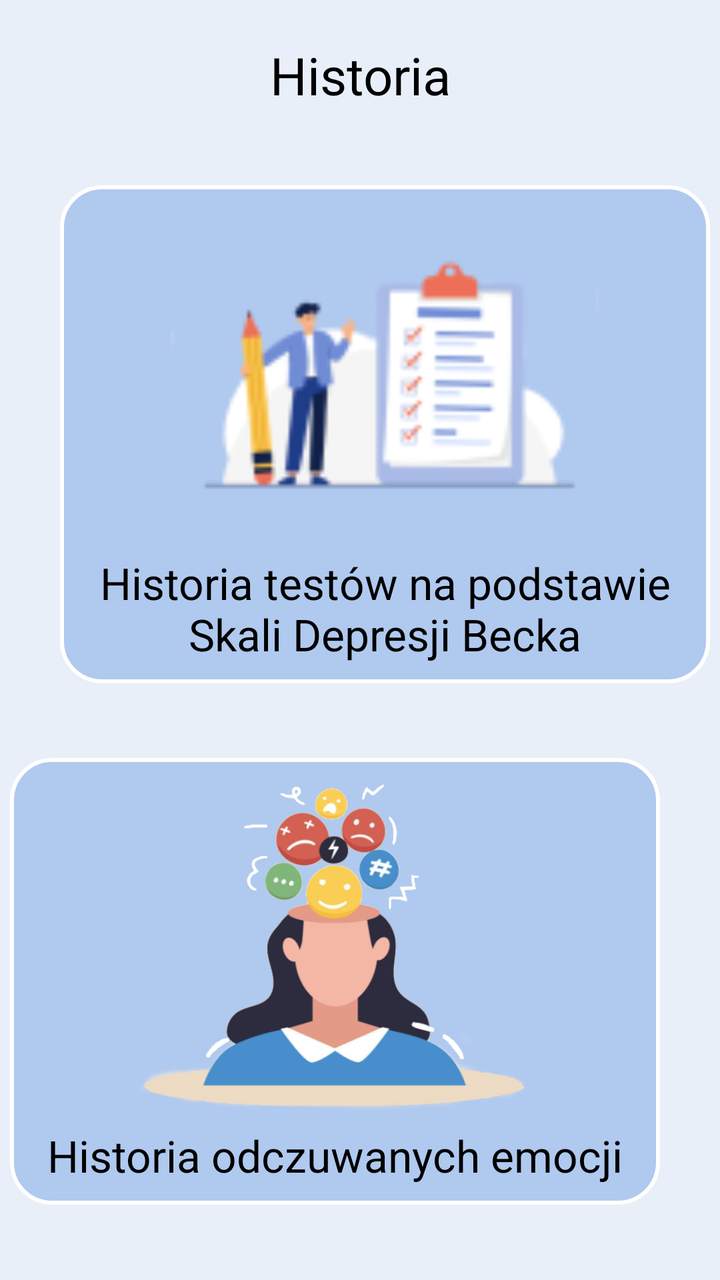
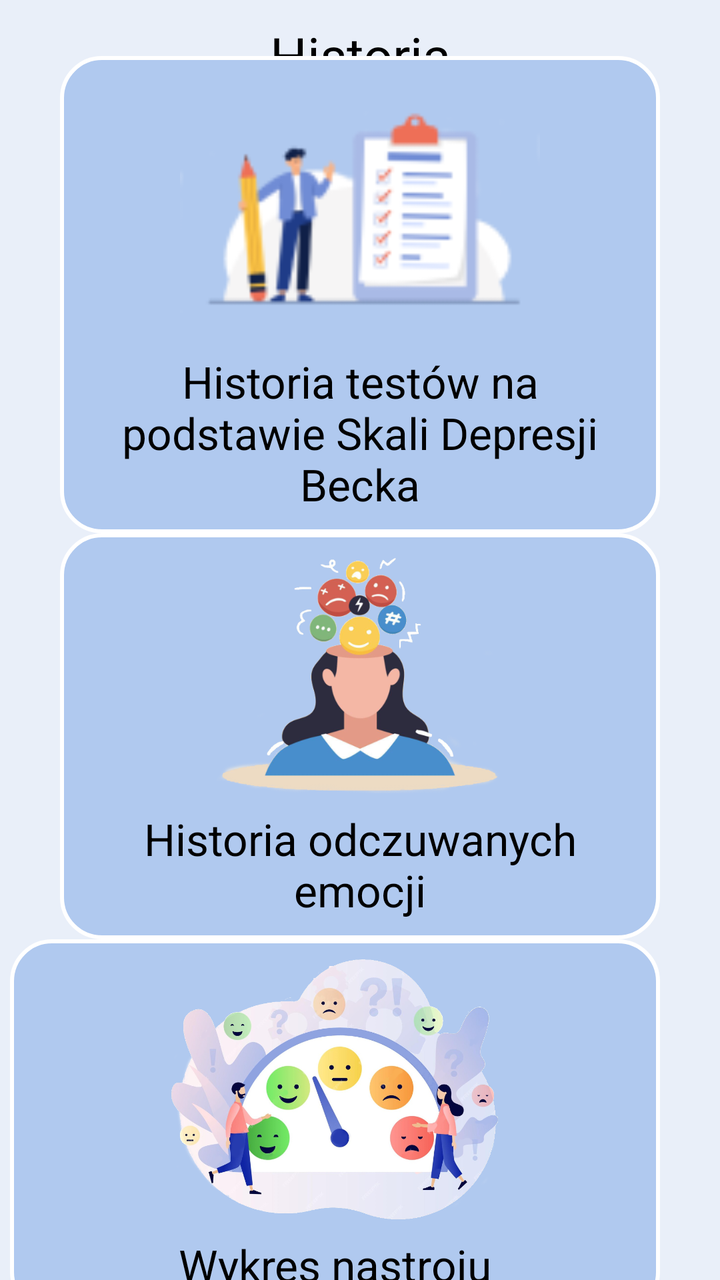

Before-and-after screenshots of an Android layout around one commit, followed by the original layout XML and the change that was made.
<!-- AndroidManifest.xml: application theme Theme.AppCompat.Light.NoActionBar -->
<!-- res/layout/fragment_history.xml -->
<?xml version="1.0" encoding="utf-8"?>
<androidx.constraintlayout.widget.ConstraintLayout xmlns:android="http://schemas.android.com/apk/res/android"
    xmlns:app="http://schemas.android.com/apk/res-auto"
    xmlns:tools="http://schemas.android.com/tools"
    android:layout_width="match_parent"
    android:layout_height="match_parent"
    android:gravity="center"
    android:orientation="vertical"
    android:background="#E9EFF9"
    tools:context=".HistoryFragment">

    <TextView
        android:id="@+id/text1"
        android:layout_width="wrap_content"
        android:layout_height="wrap_content"
        android:text="Historia"
        android:textSize="26dp"
        android:textColor="@color/black"
        app:layout_constraintStart_toStartOf="parent"
        app:layout_constraintEnd_toEndOf="parent"
        app:layout_constraintTop_toTopOf="parent"
        android:gravity="center"
        android:layout_marginTop="20dp"
        android:layout_centerInParent="true"/>

        <FrameLayout
            android:layout_width="0dp"
            android:layout_height="wrap_content"
            android:layout_marginRight="5dp"
            android:background="@drawable/rectangle1"
            android:id="@+id/historyBtn1"
            android:layout_gravity="center"
            app:layout_constraintTop_toBottomOf="@id/text1"
            app:layout_constraintStart_toStartOf="parent"
            app:layout_constraintEnd_toEndOf="parent"
            app:layout_constraintBottom_toTopOf="@id/historyBtn2"
            android:layout_marginStart="30dp"
            android:layout_marginEnd="30dp"
            >
            <LinearLayout
                android:layout_width="match_parent"
                android:layout_height="wrap_content"
                android:orientation="vertical"
                android:gravity="center_horizontal"
                >
                <ImageView
                    android:id="@+id/pic1"
                    android:layout_width="214dp"
                    android:layout_height="166dp"
                    android:src="@drawable/test_icon"
                    android:layout_gravity="center_horizontal"/>
                <TextView
                    android:layout_width="wrap_content"
                    android:layout_height="wrap_content"
                    android:textSize="22dp"
                    android:textColor="@color/black"
                    android:text="Historia testów na podstawie Skali Depresji Becka"
                    android:layout_gravity="center_horizontal"
                    android:gravity="center"
                    android:layout_marginTop="8dp"/>
            </LinearLayout>
        </FrameLayout>

        <FrameLayout
            android:layout_width="0dp"
            android:layout_height="wrap_content"
            android:background="@drawable/rectangle1"
            android:layout_gravity="center"
            android:layout_marginLeft="5dp"
            android:id="@+id/historyBtn2"
            app:layout_constraintTop_toBottomOf="@id/historyBtn1"
            app:layout_constraintBottom_toBottomOf="parent"
            app:layout_constraintStart_toStartOf="parent"
            app:layout_constraintEnd_toEndOf="parent"
            android:layout_marginStart="30dp"
            android:layout_marginEnd="30dp"
            >
            <LinearLayout
                android:layout_width="match_parent"
                android:layout_height="wrap_content"
                android:orientation="vertical"
                android:gravity="center_horizontal"
                >
                <ImageView
                    android:id="@+id/pic2"
                    android:layout_width="244dp"
                    android:layout_height="166dp"
                    android:src="@drawable/emotion_diary"
                    android:layout_gravity="center_horizontal"/>
                <TextView
                    android:layout_width="wrap_content"
                    android:layout_height="wrap_content"
                    android:textColor="@color/black"
                    android:textSize="22dp"
                    android:text="Historia odczuwanych emocji"
                    android:layout_gravity="center_horizontal"
                    android:gravity="center"
                    android:layout_marginTop="8dp"/>
            </LinearLayout>
        </FrameLayout>

</androidx.constraintlayout.widget.ConstraintLayout>
<!-- resources referenced by this layout -->
<resources>
  <color name="black">#FF000000</color>
  <!-- drawable emotion_diary: png bitmap (drawable, 92878 bytes) -->
  <!-- drawable rectangle1 (drawable) -->
  <?xml version="1.0" encoding="utf-8"?>
  <shape xmlns:android="http://schemas.android.com/apk/res/android" android:id="@+id/listview_background_shape">
      <stroke android:width="2dp" android:color="#ffffff" />
      <padding android:left="10dp"
          android:top="10dp"
          android:right="10dp"
          android:bottom="10dp" />
      <corners android:radius="20dp" />
      <solid android:color="#B0C9EF" />
  </shape>
  <!-- drawable test_icon: png bitmap (drawable, 6955 bytes) -->
</resources>

<!-- the commit's change to res/layout/fragment_history.xml (unified diff, before → after) -->
@@ -20,13 +20,12 @@
         app:layout_constraintEnd_toEndOf="parent"
         app:layout_constraintTop_toTopOf="parent"
         android:gravity="center"
-        android:layout_marginTop="20dp"
+        android:layout_marginTop="10dp"
         android:layout_centerInParent="true"/>
 
         <FrameLayout
             android:layout_width="0dp"
             android:layout_height="wrap_content"
-            android:layout_marginRight="5dp"
             android:background="@drawable/rectangle1"
             android:id="@+id/historyBtn1"
             android:layout_gravity="center"
@@ -45,8 +44,8 @@
                 >
                 <ImageView
                     android:id="@+id/pic1"
-                    android:layout_width="214dp"
-                    android:layout_height="166dp"
+                    android:layout_width="180dp"
+                    android:layout_height="130dp"
                     android:src="@drawable/test_icon"
                     android:layout_gravity="center_horizontal"/>
                 <TextView
@@ -66,10 +65,9 @@
             android:layout_height="wrap_content"
             android:background="@drawable/rectangle1"
             android:layout_gravity="center"
-            android:layout_marginLeft="5dp"
             android:id="@+id/historyBtn2"
             app:layout_constraintTop_toBottomOf="@id/historyBtn1"
-            app:layout_constraintBottom_toBottomOf="parent"
+            app:layout_constraintBottom_toTopOf="@id/historyBtn3"
             app:layout_constraintStart_toStartOf="parent"
             app:layout_constraintEnd_toEndOf="parent"
             android:layout_marginStart="30dp"
@@ -83,8 +81,8 @@
                 >
                 <ImageView
                     android:id="@+id/pic2"
-                    android:layout_width="244dp"
-                    android:layout_height="166dp"
+                    android:layout_width="180dp"
+                    android:layout_height="120dp"
                     android:src="@drawable/emotion_diary"
                     android:layout_gravity="center_horizontal"/>
                 <TextView
@@ -99,4 +97,42 @@
             </LinearLayout>
         </FrameLayout>
 
+    <FrameLayout
+        android:layout_width="0dp"
+        android:layout_height="wrap_content"
+        android:background="@drawable/rectangle1"
+        android:layout_gravity="center"
+        android:layout_marginLeft="5dp"
+        android:id="@+id/historyBtn3"
+        app:layout_constraintTop_toBottomOf="@id/historyBtn2"
+        app:layout_constraintBottom_toBottomOf="parent"
+        app:layout_constraintStart_toStartOf="parent"
+        app:layout_constraintEnd_toEndOf="parent"
+        android:layout_marginStart="30dp"
+        android:layout_marginEnd="30dp"
+        >
+        <LinearLayout
+            android:layout_width="match_parent"
+            android:layout_height="wrap_content"
+            android:orientation="vertical"
+            android:gravity="center_horizontal"
+            >
+            <ImageView
+                android:id="@+id/pic3"
+                android:layout_width="180dp"
+                android:layout_height="130dp"
+                android:src="@drawable/mood_chart_ic"
+                android:layout_gravity="center_horizontal"/>
+            <TextView
+                android:layout_width="wrap_content"
+                android:layout_height="wrap_content"
+                android:textColor="@color/black"
+                android:textSize="22dp"
+                android:text="Wykres nastroju"
+                android:layout_gravity="center_horizontal"
+                android:gravity="center"
+                android:layout_marginTop="8dp"/>
+        </LinearLayout>
+    </FrameLayout>
+
 </androidx.constraintlayout.widget.ConstraintLayout>
<!-- resource entries referenced after the edit -->
@@ -2,6 +2,7 @@
 <resources>
   <color name="black">#FF000000</color>
   <!-- drawable emotion_diary: png bitmap (drawable, 92878 bytes) -->
+  <!-- drawable mood_chart_ic: png bitmap (drawable, 374656 bytes) -->
   <!-- drawable rectangle1 (drawable) -->
   <?xml version="1.0" encoding="utf-8"?>
   <shape xmlns:android="http://schemas.android.com/apk/res/android" android:id="@+id/listview_background_shape">
